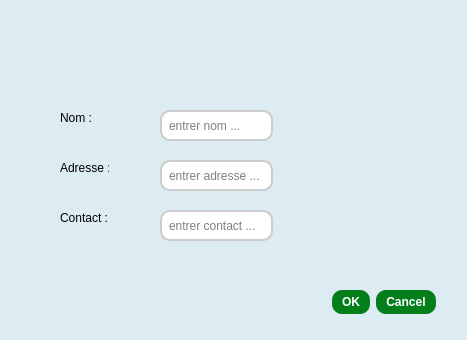
mohamedaminerjab/eco_shine, file updateclientdialog.ui: the form before one commit.
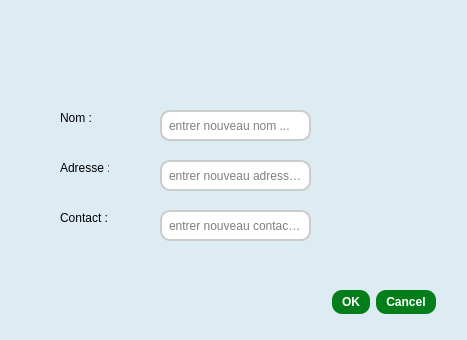
The form after the commit.

```diff
--- a/updateclientdialog.ui
+++ b/updateclientdialog.ui
@@ -62,7 +62,7 @@
     <rect>
      <x>160</x>
      <y>110</y>
-     <width>113</width>
+     <width>151</width>
      <height>31</height>
     </rect>
    </property>
@@ -73,7 +73,7 @@
 padding: 5px;  </string>
    </property>
    <property name="placeholderText">
-    <string>entrer nom ...</string>
+    <string>entrer nouveau nom ...</string>
    </property>
   </widget>
   <widget class="QLineEdit" name="adresseLineEdit">
@@ -81,7 +81,7 @@
     <rect>
      <x>160</x>
      <y>160</y>
-     <width>113</width>
+     <width>151</width>
      <height>31</height>
     </rect>
    </property>
@@ -92,7 +92,7 @@
 padding: 5px;  </string>
    </property>
    <property name="placeholderText">
-    <string>entrer adresse ...</string>
+    <string>entrer nouveau adresse ...</string>
    </property>
   </widget>
   <widget class="QLineEdit" name="contactLineEdit">
@@ -100,7 +100,7 @@
     <rect>
      <x>160</x>
      <y>210</y>
-     <width>113</width>
+     <width>151</width>
      <height>31</height>
     </rect>
    </property>
@@ -111,7 +111,7 @@
 padding: 5px;  </string>
    </property>
    <property name="placeholderText">
-    <string>entrer contact ...</string>
+    <string>entrer nouveau contact ...</string>
    </property>
   </widget>
   <widget class="QDialogButtonBox" name="buttonBox">
```
